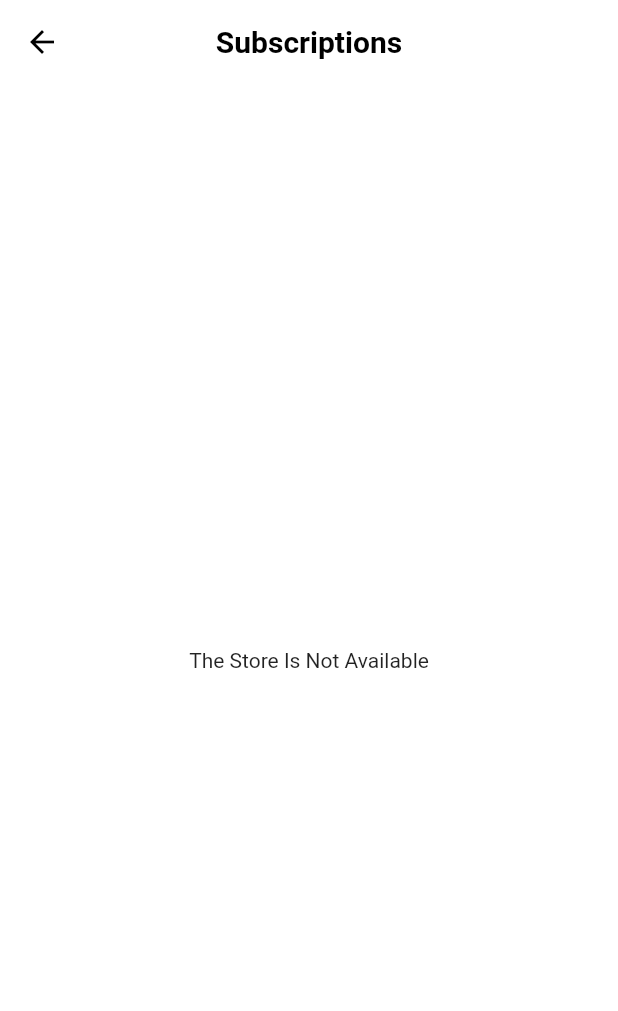
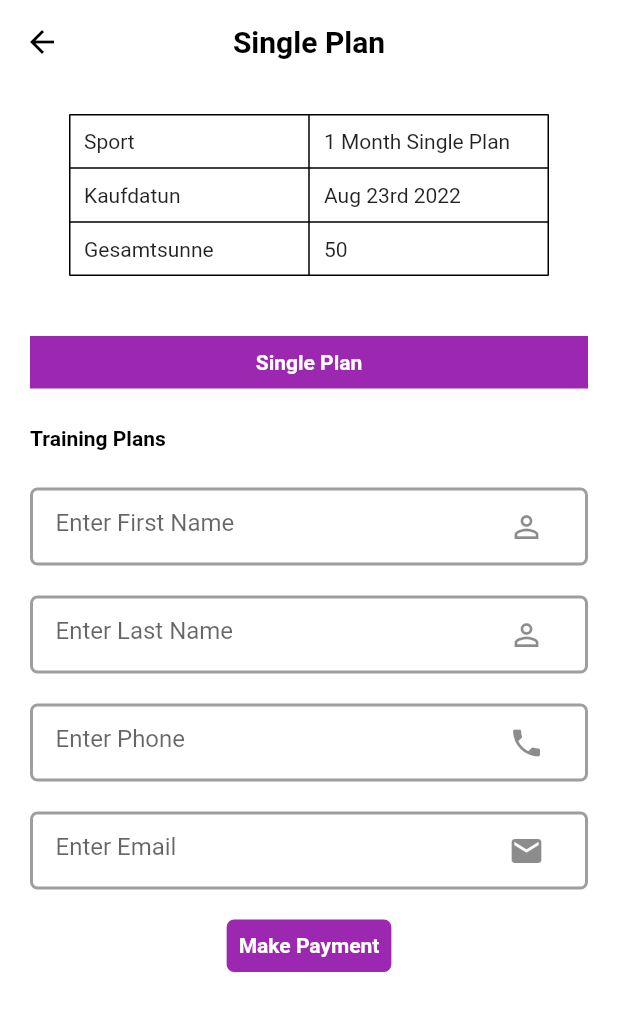
Before and after one commit to uxdlab/letsloveright-app, a Flutter app: the screen it shows once a user with an empty profile is signed in, in the side drawer, after a tap on "Subscriptions", on a phone screen of 412 x 824 dp. Shown: the top 1011 px of the screen. Run offline on Flutter 3.47's test engine with Material 2 defaults, Android fonts, the phone set to English and light mode, and no system bars; our stand-ins replace cloud_firestore, firebase_auth, firebase_core, firebase_storage, google_fonts, hive_flutter and 2 more; accounts and stored records are empty; network calls fail; Roboto replaces fonts that are missing (Ubuntu).

```diff
--- a/lib/pages/DrawerPages/subscriptions_page.dart
+++ b/lib/pages/DrawerPages/subscriptions_page.dart
@@ -1,8 +1,4 @@
-import 'dart:async';
-import 'package:flutter/foundation.dart';
 import 'package:flutter/material.dart';
-import 'package:in_app_purchase/in_app_purchase.dart';
-import 'package:intl/intl.dart';
 
 class SubscriptionsPage extends StatefulWidget {
   const SubscriptionsPage({Key? key}) : super(key: key);
@@ -12,178 +8,251 @@ class SubscriptionsPage extends StatefulWidget {
 }
 
 class _SubscriptionsPageState extends State<SubscriptionsPage> {
-  final InAppPurchase _inAppPurchase = InAppPurchase.instance;
-  final String _productID = '3mplan';
+  final _formKey = GlobalKey<FormState>();
+  String _firstname = "";
+  String _lastname = "";
+  String _phone = "";
+  String _email = "";
 
-  bool _available = true;
-  List<ProductDetails> _products = [];
-  List<PurchaseDetails> _purchases = [];
-  StreamSubscription<List<PurchaseDetails>>? _subscription;
-
-  @override
-  void initState() {
-    final Stream<List<PurchaseDetails>> purchaseUpdated =
-        _inAppPurchase.purchaseStream;
-
-    _subscription = purchaseUpdated.listen((purchaseDetailsList) {
-      setState(() {
-        _purchases.addAll(purchaseDetailsList);
-        _listenToPurchaseUpdated(purchaseDetailsList);
-      });
-    }, onDone: () {
-      _subscription!.cancel();
-    }, onError: (error) {
-      _subscription!.cancel();
-    });
-
-    _initialize();
-
-    super.initState();
-  }
-
-  @override
-  void dispose() {
-    _subscription!.cancel();
-    super.dispose();
-  }
-
-  void _initialize() async {
-    _available = await _inAppPurchase.isAvailable();
-
-    List<ProductDetails> products = await _getProducts(
-      productIds: <String>{_productID},
-    );
-
-    setState(() {
-      _products = products;
-    });
-  }
-
-  void _listenToPurchaseUpdated(List<PurchaseDetails> purchaseDetailsList) {
-    purchaseDetailsList.forEach((PurchaseDetails purchaseDetails) async {
-      switch (purchaseDetails.status) {
-        case PurchaseStatus.pending:
-          //  _showPendingUI();
-          break;
-        case PurchaseStatus.purchased:
-        case PurchaseStatus.restored:
-          break;
-        case PurchaseStatus.error:
-          if (kDebugMode) {
-            print(purchaseDetails.error!);
-          }
-          break;
-        default:
-          break;
-      }
-
-      if (purchaseDetails.pendingCompletePurchase) {
-        await _inAppPurchase.completePurchase(purchaseDetails);
-      }
-    });
-  }
-
-  Future<List<ProductDetails>> _getProducts(
-      {required Set<String> productIds}) async {
-    ProductDetailsResponse response =
-        await _inAppPurchase.queryProductDetails(productIds);
-
-    return response.productDetails;
-  }
-
-  ListTile _buildProduct({required ProductDetails product}) {
-    return ListTile(
-      leading: const Icon(Icons.attach_money),
-      title: Text('${product.title} - ${product.price}'),
-      subtitle: Text(product.description),
-      trailing: ElevatedButton(
-        onPressed: () {
-          _subscribe(product: product);
-        },
-        child: const Text(
-          'Subscribe',
-        ),
-      ),
-    );
-  }
-
-  ListTile _buildPurchase({required PurchaseDetails purchase}) {
-    if (purchase.error != null) {
-      return ListTile(
-        title: Text('${purchase.error}'),
-        subtitle: Text(purchase.status.toString()),
-      );
-    }
-
-    String? transactionDate;
-    if (purchase.status == PurchaseStatus.purchased) {
-      DateTime date = DateTime.fromMillisecondsSinceEpoch(
-        int.parse(purchase.transactionDate!),
-      );
-      transactionDate = ' @ ${DateFormat('yyyy-MM-dd HH:mm:ss').format(date)}';
-    }
-
-    return ListTile(
-      title: Text('${purchase.productID} ${transactionDate ?? ''}'),
-      subtitle: Text(purchase.status.toString()),
-    );
-  }
-
-  void _subscribe({required ProductDetails product}) {
-    final PurchaseParam purchaseParam = PurchaseParam(productDetails: product);
-    _inAppPurchase.buyNonConsumable(
-      purchaseParam: purchaseParam,
-    );
+  _handleSubmit() {
+    debugPrint("FirstName : $_firstname");
+    debugPrint("LastName : $_lastname");
+    debugPrint("Phone : $_phone");
+    debugPrint("E-Mail : $_email");
   }
 
   @override
   Widget build(BuildContext context) {
+    TableRow tableRow1 = const TableRow(children: <Widget>[
+      Padding(
+        padding: EdgeInsets.all(10.0),
+        child: Text('Sport'),
+      ),
+      Padding(
+        padding: EdgeInsets.all(10.0),
+        child: Text('1 Month Single Plan'),
+      ),
+    ]);
+
+    TableRow tableRow2 = const TableRow(children: <Widget>[
+      Padding(
+        padding: EdgeInsets.all(10.0),
+        child: Text('Kaufdatun'),
+      ),
+      Padding(
+        padding: EdgeInsets.all(10.0),
+        child: Text('Aug 23rd 2022'),
+      ),
+    ]);
+
+    TableRow tableRow3 = const TableRow(children: <Widget>[
+      Padding(
+        padding: EdgeInsets.all(10.0),
+        child: Text('Gesamtsunne'),
+      ),
+      Padding(
+        padding: EdgeInsets.all(10.0),
+        child: Text('50'),
+      ),
+    ]);
+
     return Scaffold(
-      appBar: AppBar(
-        title: const Text('Subscriptions'),
-      ),
-      body: _available
-          ? Column(
+      appBar: AppBar(title: const Text("Single Plan")),
+      body: SingleChildScrollView(
+        child: Form(
+          key: _formKey,
+          child: Column(
             children: [
-                Expanded(
-                  child: Column(
-                    mainAxisAlignment: MainAxisAlignment.center,
-                    children: [
-                      Text('Current Products ${_products.length}'),
-                      ListView.builder(
-                        shrinkWrap: true,
-                        itemCount: _products.length,
-                        itemBuilder: (context, index) {
-                          return _buildProduct(
-                            product: _products[index],
-                          );
-                        },
-                      ),
+              Container(
+                margin: const EdgeInsets.all(20),
+                child: Table(
+                  border: TableBorder.all(),
+                  defaultColumnWidth: const FixedColumnWidth(160.0),
+                  children: <TableRow>[
+                    tableRow1,
+                    tableRow2,
+                    tableRow3,
                   ],
                 ),
               ),
-                Expanded(
-                  child: Column(
-                    children: [
-                      Text('Past Purchases: ${_purchases.length}'),
-                      Expanded(
-                        child: ListView.builder(
-                          shrinkWrap: true,
-                          itemCount: _purchases.length,
-                          itemBuilder: (context, index) {
-                            return _buildPurchase(
-                              purchase: _purchases[index],
-                            );
+              Container(
+                margin: const EdgeInsets.all(20),
+                padding: const EdgeInsets.symmetric(horizontal: 15),
+                width: double.infinity,
+                height: (35),
+                decoration: const BoxDecoration(
+                  color: Colors.purple,
+                ),
+                child: const Align(
+                  alignment: Alignment.center,
+                  child: Text(
+                    'Single Plan',
+                    textAlign: TextAlign.center,
+                    style: TextStyle(
+                      color: Colors.white,
+                      fontSize: 14,
+                      fontWeight: FontWeight.bold,
+                    ),
+                  ),
+                ),
+              ),
+              Container(
+                margin: const EdgeInsets.all(5),
+                padding: const EdgeInsets.symmetric(horizontal: 15),
+                width: double.infinity,
+                child: const Text(
+                  'Training Plans',
+                  style: TextStyle(
+                    color: Colors.black,
+                    fontSize: 14,
+                    fontWeight: FontWeight.bold,
+                  ),
+                ),
+              ),
+              Container(
+                margin: const EdgeInsets.all(20),
+                padding: const EdgeInsets.symmetric(horizontal: 15),
+                width: double.infinity,
+                decoration: BoxDecoration(
+                  border: Border.all(
+                    width: 2,
+                    color: Colors.grey,
+                  ),
+                  borderRadius: BorderRadius.circular(5),
+                ),
+                child: TextFormField(
+                  style: const TextStyle(
+                    fontSize: 16,
+                  ),
+                  decoration: const InputDecoration(
+                    suffixIcon: Icon(Icons.person_outline),
+                    border: InputBorder.none,
+                    hintText: "Enter First Name",
+                  ),
+                  onChanged: (text) => _firstname = text,
+                  validator: (value) {
+                    if (value == null || value.isEmpty) {
+                      return "Enter your First Name";
+                    }
+                    return null;
                   },
+                ),
+              ),
+              Container(
+                margin: const EdgeInsets.symmetric(horizontal: 20),
+                padding: const EdgeInsets.symmetric(horizontal: 15),
+                width: double.infinity,
+                decoration: BoxDecoration(
+                  border: Border.all(
+                    width: 2,
+                    color: Colors.grey,
+                  ),
+                  borderRadius: BorderRadius.circular(5),
+                ),
+                child: TextFormField(
+                  style: const TextStyle(
+                    fontSize: 16,
+                  ),
+                  decoration: const InputDecoration(
+                    border: InputBorder.none,
+                    suffixIcon: Icon(Icons.person_outline),
+                    hintText: "Enter Last Name",
+                  ),
+                  onChanged: (text) => _lastname = text,
+                  validator: (value) {
+                    if (value == null || value.isEmpty) {
+                      return "Enter your Last Name";
+                    }
+                    return null;
+                  },
+                ),
+              ),
+              Container(
+                margin: const EdgeInsets.all(20),
+                padding: const EdgeInsets.symmetric(horizontal: 15),
+                width: double.infinity,
+                decoration: BoxDecoration(
+                  border: Border.all(
+                    width: 2,
+                    color: Colors.grey,
+                  ),
+                  borderRadius: BorderRadius.circular(5),
+                ),
+                child: TextFormField(
+                  keyboardType: TextInputType.number,
+                  style: const TextStyle(
+                    fontSize: 16,
+                  ),
+                  decoration: const InputDecoration(
+                    suffixIcon: Icon(Icons.phone),
+                    border: InputBorder.none,
+                    hintText: "Enter Phone",
+                  ),
+                  onChanged: (text) => _phone = text,
+                  validator: (value) {
+                    if (value == null || value.isEmpty) {
+                      return "Enter your Phone";
+                    }
+                    return null;
+                  },
+                ),
+              ),
+              Container(
+                margin: const EdgeInsets.symmetric(horizontal: 20),
+                padding: const EdgeInsets.symmetric(horizontal: 15),
+                width: double.infinity,
+                decoration: BoxDecoration(
+                  border: Border.all(
+                    width: 2,
+                    color: Colors.grey,
+                  ),
+                  borderRadius: BorderRadius.circular(5),
+                ),
+                child: TextFormField(
+                  keyboardType: TextInputType.text,
+                  style: const TextStyle(
+                    fontSize: 16,
+                  ),
+                  decoration: const InputDecoration(
+                    suffixIcon: Icon(Icons.email),
+                    border: InputBorder.none,
+                    hintText: "Enter Email",
+                  ),
+                  onChanged: (text) => _email = text,
+                  validator: (value) {
+                    if (value == null || value.isEmpty) {
+                      return "Enter your Email";
+                    }
+                    return null;
+                  },
+                ),
+              ),
+              Container(
+                margin: const EdgeInsets.all(20),
+                height: 35,
+                decoration: BoxDecoration(
+                  color: Colors.purple,
+                  borderRadius: BorderRadius.circular(5),
+                ),
+                child: TextButton(
+                  onPressed: () {
+                    if (_formKey.currentState!.validate()) {
+                      _handleSubmit();
+                    }
+                  },
+                  child: const Text(
+                    "Make Payment",
+                    style: TextStyle(
+                      fontSize: 14,
+                      fontWeight: FontWeight.bold,
+                      color: Colors.white,
+                    ),
+                  ),
                 ),
               ),
             ],
           ),
         ),
-              ],
-            )
-          : const Center(
-              child: Text('The Store Is Not Available'),
       ),
     );
   }
```
Also changed, not shown: lib/components/user_page.dart (+7 -7 lines), lib/pages/SignupQuestions/terms_conditions.dart (added, +62 -0 lines), lib/pages/signup_page.dart (+42 -2 lines). Lines whose indentation alone changed are shown as unchanged.
